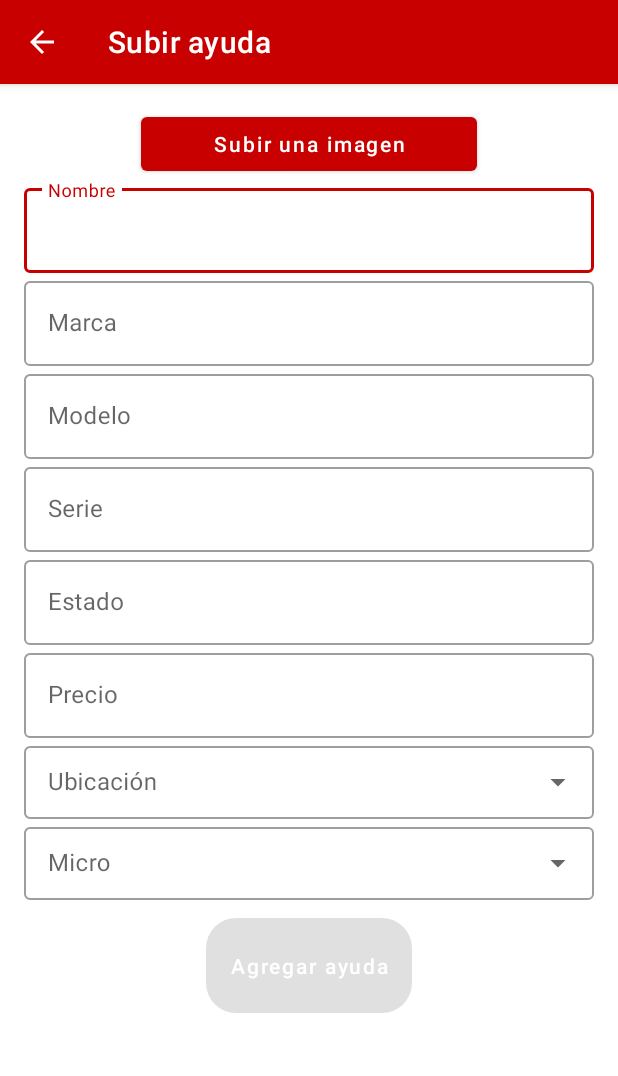
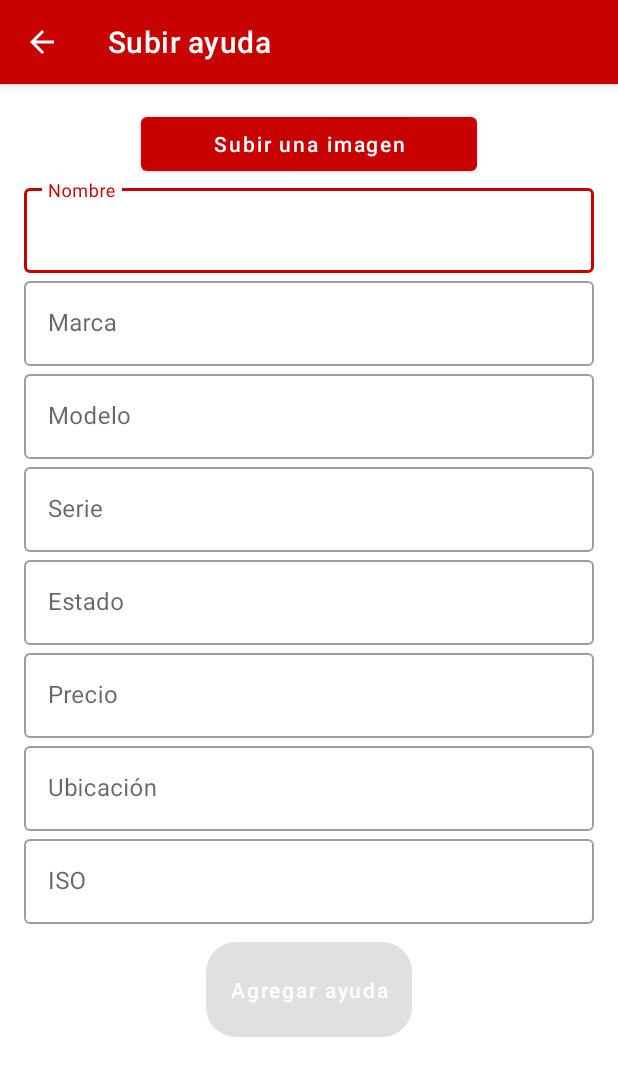
Before and after one commit to esgomezse/gestiondapp, an Android app: the UploadProduct screen opened directly, with no data from a screen before it, on a phone screen of 412 x 824 dp. Shown: the top 1076 px of the screen. Run offline under Robolectric (Android 15) with nearby library versions, the light colour scheme and no system bars; our stand-ins replace Firebase (no records; nobody signed in at launch, a user with empty details on screens opened directly).

Commit message:
Fix Upload Product

```diff
--- a/app/src/main/AndroidManifest.xml
+++ b/app/src/main/AndroidManifest.xml
@@ -35,6 +35,8 @@
             android:label="Gestionar prestamo"/>
         <activity android:name=".LoanOptions"
             android:label="Prestamos"/>
+        <activity android:name=".FilterInventoryActivity"
+            android:label="Inventario"/>
 
     </application>
 </manifest>
--- a/app/src/main/java/com/umb/gestiondapp/LocationsActivity.kt
+++ b/app/src/main/java/com/umb/gestiondapp/LocationsActivity.kt
@@ -11,7 +11,6 @@ import kotlinx.android.synthetic.main.locations.*
  * Copyright ©2020 Merqueo. All rights reserved
  */
 class LocationsActivity : AppCompatActivity() {
-
 
     override fun onCreate(savedInstanceState: Bundle?) {
         super.onCreate(savedInstanceState)
@@ -36,10 +35,9 @@ class LocationsActivity : AppCompatActivity() {
     }
 
     companion object {
-        const val APARTMENT = "Apartmento"
+        const val APARTMENT = "Apartamento"
         const val LOCATION = "location"
-        const val EXPO = "Exposición"
+        const val EXPO = "Exposicion"
         const val SUPPLIER = "Proveedores"
-
     }
 }
--- a/app/src/main/java/com/umb/gestiondapp/UploadProduct.kt
+++ b/app/src/main/java/com/umb/gestiondapp/UploadProduct.kt
@@ -2,7 +2,6 @@ package com.umb.gestiondapp
 
 import android.Manifest
 import android.app.Activity
-import android.app.Dialog
 import android.content.Intent
 import android.content.pm.PackageManager
 import android.database.Cursor
@@ -21,6 +20,7 @@ import com.google.firebase.database.ktx.database
 import com.google.firebase.ktx.Firebase
 import com.google.firebase.storage.ktx.storage
 import com.umb.gestiondapp.LocationsActivity.Companion.LOCATION
+import com.umb.gestiondapp.models.Product
 import kotlinx.android.synthetic.main.form.*
 import java.io.File
 import java.io.FileInputStream
@@ -38,24 +38,13 @@ class UploadProduct : AppCompatActivity() {
     val storageRef = storage.reference
     var photoUrl: Uri? = null
     private var product = Product()
-    private val micros = ArrayList<String>()
-    private val location = intent.getStringExtra(LOCATION)
+    private var location = ""
 
     override fun onCreate(savedInstanceState: Bundle?) {
         super.onCreate(savedInstanceState)
         setContentView(R.layout.form)
+        location = intent.getStringExtra(LOCATION) ?: ""
         initListeners()
-        initLocationAdapter()
-        getMicros()
-    }
-
-    private fun initLocationAdapter() {
-        val adapter = ArrayAdapter(
-            this,
-            android.R.layout.simple_spinner_item,
-            listOf("Activo", "Pasivo", "users")
-        )
-        auTxvSelectLocation.setAdapter(adapter)
     }
 
     private fun initListeners() {
@@ -70,12 +59,10 @@ class UploadProduct : AppCompatActivity() {
 
         edtMarca.addTextChangedListener {
             product.marca = it?.toString() ?: ""
-            button2.isEnabled = product.enableButton()
         }
 
         edtModelo.addTextChangedListener {
             product.modelo = it?.toString() ?: ""
-            button2.isEnabled = product.enableButton()
         }
 
         edtNombre.addTextChangedListener {
@@ -90,6 +77,15 @@ class UploadProduct : AppCompatActivity() {
 
         edtSerie.addTextChangedListener{
             product.serie = it?.toString()?: ""
+        }
+
+        edtLocation.addTextChangedListener {
+            product.ubicacion = it?.toString()?: ""
+            button2.isEnabled = product.enableButton()
+        }
+
+        edtIso.addTextChangedListener {
+            product.iso = it?.toString()?: ""
             button2.isEnabled = product.enableButton()
         }
 
@@ -99,38 +95,9 @@ class UploadProduct : AppCompatActivity() {
 
     }
 
-    fun getMicros(){
+    private fun saveProduct() {
         dbRef = database.getReference(location)
-        dbRef.addValueEventListener(object : ValueEventListener {
-            override fun onDataChange(dataSnapshot: DataSnapshot) {
-                micros.clear()
-                dataSnapshot.children.forEach {
-                    micros.add(it.key.toString())
-                }
-                setMicros()
-            }
-
-            override fun onCancelled(error: DatabaseError) {
-
-                print(error.toException())
-            }
-        })
-    }
-
-    private fun setMicros() {
-        val adapter = ArrayAdapter(
-            this,
-            android.R.layout.simple_spinner_item,
-            micros
-        )
-        auTxvMicro.setAdapter(adapter)
-    }
-
-    private fun saveProduct() {
-        dbRef = database.getReference("/")
-        dbRef.child(auTxvSelectLocation.text.toString())
-            .child(auTxvMicro.text.toString())
-            .child(Date().toString())
+        dbRef.child(Date().toString())
             .setValue(product).addOnSuccessListener {
                 Toast.makeText(this, "Producto subido con éxito", Toast.LENGTH_SHORT).show()
                 clearFields()
@@ -145,8 +112,8 @@ class UploadProduct : AppCompatActivity() {
         edtNombre.setText("")
         edtMarca.setText("")
         edtModelo.setText("")
-        auTxvMicro.setText("")
-        auTxvSelectLocation.setText("")
+        edtIso.setText("")
+        edtLocation.setText("")
         button2.isEnabled = product.enableButton()
 
     }
@@ -244,18 +211,3 @@ private fun String?.toIntNotEmpty(): Int {
     return if(this.isNullOrEmpty()) 0
     else this.toInt()
 }
-
-data class Product(
-    var nombre: String = "",
-    var precio: Int = 0,
-    var marca: String = "",
-    var serie: String = "",
-    var estado: String = "",
-    var modelo: String = "",
-    var fotoUrl: String = ""
-) {
-    fun enableButton() =
-        nombre.isNotEmpty() && precio != 0 && marca.isNotEmpty() && serie.isNotEmpty() &&
-                estado.isNotEmpty() && fotoUrl.isNotEmpty() && modelo.isNotEmpty()
-
-}
--- a/app/src/main/java/com/umb/gestiondapp/adapters/InventoryAdapter.kt
+++ b/app/src/main/java/com/umb/gestiondapp/adapters/InventoryAdapter.kt
@@ -1,5 +1,6 @@
 package com.umb.gestiondapp.adapters
 
+import android.text.Html
 import android.view.LayoutInflater
 import android.view.View
 import android.view.ViewGroup
@@ -30,11 +31,11 @@ class InventoryAdapter: RecyclerView.Adapter<InventoryAdapter.InventoryViewHolde
         val itemInventory = listInventory[position]
         //holder.itemView.imageInventario
         with(holder.itemView){
-            txvNombreInv.text = itemInventory.name
+            txvNombreInv.text = Html.fromHtml(context.getString(R.string.product_name, itemInventory.name))
             txvMarcaInv.text = itemInventory.brand
             txvModeloInv.text = itemInventory.model
             txvSerieInv.text = itemInventory.serie
-            txvCostoInv.text = itemInventory.price
+            txvCostoInv.text = itemInventory.price.toString()
             txvUbicacionInv.text = itemInventory.location
             txvEstadoInv.text = itemInventory.status
         }
--- /dev/null
+++ b/app/src/main/java/com/umb/gestiondapp/models/Product.kt
@@ -0,0 +1,22 @@
+package com.umb.gestiondapp.models
+
+
+/**
+ * Created By Juan Felipe Arango on 18/01/21
+ * Copyright ©2020 Merqueo. All rights reserved
+ */
+data class Product(
+    var nombre: String = "",
+    var precio: Int = 0,
+    var marca: String = "",
+    var serie: String = "",
+    var estado: String = "",
+    var modelo: String = "",
+    var ubicacion: String = "",
+    var iso: String = "",
+    var fotoUrl: String = ""
+) {
+    fun enableButton() =
+        nombre.isNotEmpty() && precio != 0 && estado.isNotEmpty() && ubicacion.isNotEmpty()
+
+}
--- a/app/src/main/res/layout/form.xml
+++ b/app/src/main/res/layout/form.xml
@@ -114,31 +114,33 @@
 
         <com.google.android.material.textfield.TextInputLayout
             android:id="@+id/tilLocation"
-            style="@style/Widget.MaterialComponents.TextInputLayout.OutlinedBox.Dense.ExposedDropdownMenu"
+            style="@style/Widget.MaterialComponents.TextInputLayout.OutlinedBox"
             android:layout_width="match_parent"
             android:layout_height="wrap_content"
             android:hint="Ubicación">
 
-            <AutoCompleteTextView
-                android:id="@+id/auTxvSelectLocation"
+            <com.google.android.material.textfield.TextInputEditText
+                android:id="@+id/edtLocation"
                 android:layout_width="match_parent"
                 android:layout_height="wrap_content"
-                android:maxLength="10"
-                android:enabled="false"/>
+                android:inputType="text"
+                android:imeOptions="actionDone"/>
+
         </com.google.android.material.textfield.TextInputLayout>
 
         <com.google.android.material.textfield.TextInputLayout
-            android:id="@+id/tilMicro"
-            style="@style/Widget.MaterialComponents.TextInputLayout.OutlinedBox.Dense.ExposedDropdownMenu"
+            android:id="@+id/tilIso"
+            style="@style/Widget.MaterialComponents.TextInputLayout.OutlinedBox"
             android:layout_width="match_parent"
             android:layout_height="wrap_content"
-            android:hint="Micro">
+            android:hint="ISO">
 
-            <AutoCompleteTextView
-                android:id="@+id/auTxvMicro"
+            <com.google.android.material.textfield.TextInputEditText
+                android:id="@+id/edtIso"
                 android:layout_width="match_parent"
                 android:layout_height="wrap_content"
-                android:enabled="false"/>
+                android:inputType="text"
+                android:imeOptions="actionDone"/>
         </com.google.android.material.textfield.TextInputLayout>
 
         <Button
--- a/app/src/main/res/values/strings.xml
+++ b/app/src/main/res/values/strings.xml
@@ -6,4 +6,5 @@
         <item> Dispositivos activos </item>
         <item> Dispositivos pasivos </item>
     </string-array>
+    <string name="product_name">![CDATA[<b>Nombre:</b>]] %1$s</string>
 </resources>
```
Also changed, not shown: app/src/main/java/com/umb/gestiondapp/FilterInventoryActivity.kt (+33 -23 lines), app/src/main/java/com/umb/gestiondapp/OptionsActivity.kt (+7 -0 lines), app/src/main/java/com/umb/gestiondapp/models/InventoryModel.kt (+30 -8 lines), app/src/main/res/layout/item_inventory.xml (+10 -0 lines).
